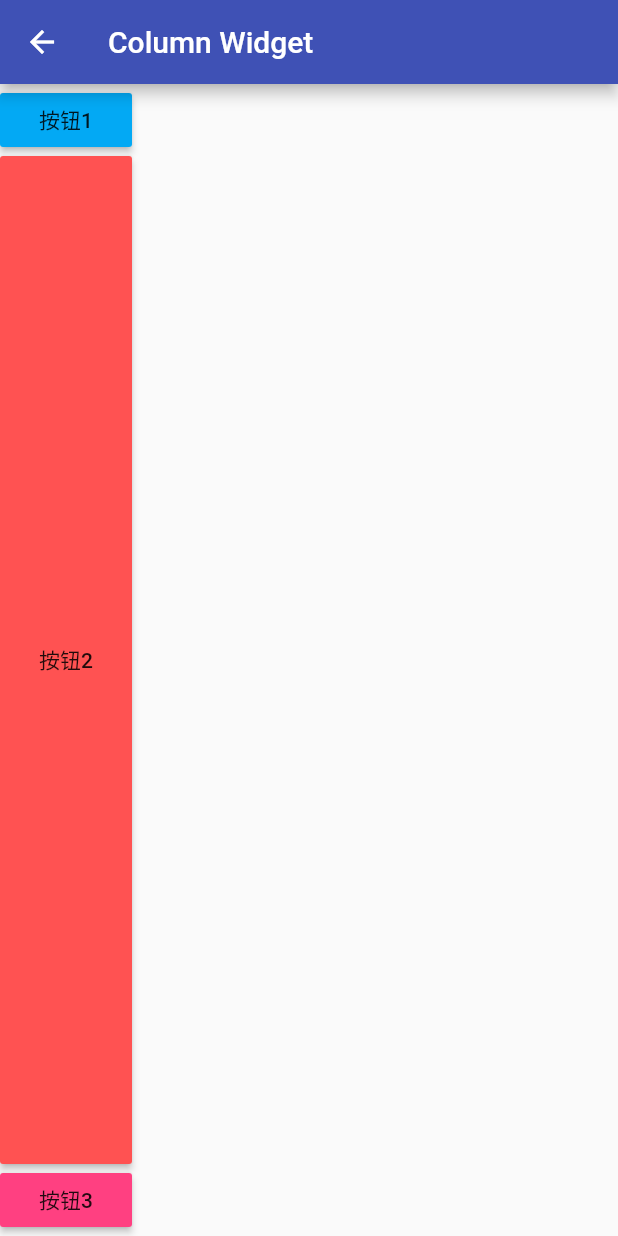
After one commit to icookingcode/flutter_basic, a Flutter app: the ColumnDemo screen opened directly, on a phone screen of 412 x 824 dp. The commit adds this screen. Run offline on Flutter 3.47's test engine with Material 2 defaults, Android fonts, the phone set to English and light mode, and no system bars.

Commit message:
Column 小部件

```diff
--- /dev/null
+++ b/lib/demo/column_demo.dart
@@ -0,0 +1,35 @@
+import 'package:flutter/material.dart';
+
+class ColumnDemo extends StatelessWidget {
+  @override
+  Widget build(BuildContext context) {
+    return Scaffold(
+      appBar: AppBar(
+        title: Text('Column Widget'),
+      ),
+      body: Column(
+        crossAxisAlignment: CrossAxisAlignment.center,
+        mainAxisAlignment: MainAxisAlignment.center,
+        children: <Widget>[
+          RaisedButton(
+            onPressed: () {},
+            color: Colors.lightBlue,
+            child: Text('按钮1'),
+          ),
+          Expanded(
+            child:  RaisedButton(
+              onPressed: () {},
+              color: Colors.redAccent,
+              child: Text('按钮2'),
+            ),
+          ),
+          RaisedButton(
+            onPressed: () {},
+            color: Colors.pinkAccent,
+            child: Text('按钮3'),
+          ),
+        ],
+      ),
+    );
+  }
+}
--- a/lib/main.dart
+++ b/lib/main.dart
@@ -1,5 +1,6 @@
 import 'package:flutter/material.dart';
 
+import 'demo/column_demo.dart';
 import 'demo/container_demo.dart';
 import 'demo/gridview_demo.dart';
 import 'demo/image_demo.dart';
@@ -29,6 +30,7 @@ class MyApp extends StatelessWidget {
             ListItem(title: 'ListView Widget', page: ListViewDemo()),
             ListItem(title: 'GridView Widget', page: GridViewDemo()),
             ListItem(title: 'Row Widget', page: RowDemo()),
+            ListItem(title: 'Column Widget', page: ColumnDemo()),
           ],
         ),
       ),
```
Also changed, not shown: 1 other file.
